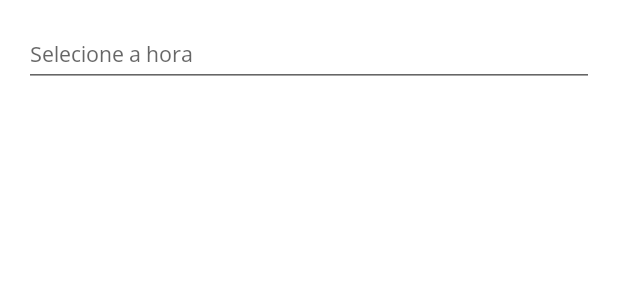
After one commit to martinsgms/relatorio-acessivel, an Android app: the layout fragment_time_picker.xml on its own in the app's theme, with its tools: preview values and no code run, on a phone screen of 412 x 824 dp. The commit adds this screen. Shown: the top 300 px of the screen. Run offline under Robolectric (Android 15) with nearby library versions, the phone set to English and light mode, and no system bars.

Commit message:
adiciona edittext de horário, e programa visibilidade

```diff
--- a/android/RelatorioAcessivel/app/build.gradle
+++ b/android/RelatorioAcessivel/app/build.gradle
@@ -30,6 +30,9 @@ android {
     kotlinOptions {
         jvmTarget = '1.8'
     }
+    buildFeatures {
+        viewBinding true
+    }
 }
 
 dependencies {
@@ -41,6 +44,7 @@ dependencies {
     implementation 'androidx.constraintlayout:constraintlayout:2.0.4'
     implementation 'androidx.navigation:navigation-fragment-ktx:2.3.0'
     implementation 'androidx.navigation:navigation-ui-ktx:2.3.0'
+    implementation 'androidx.legacy:legacy-support-v4:1.0.0'
     testImplementation 'junit:junit:4.+'
     androidTestImplementation 'androidx.test.ext:junit:1.1.3'
     androidTestImplementation 'androidx.test.espresso:espresso-core:3.4.0'
--- /dev/null
+++ b/android/RelatorioAcessivel/app/src/main/res/layout/fragment_time_picker.xml
@@ -0,0 +1,23 @@
+<?xml version="1.0" encoding="utf-8"?>
+<FrameLayout xmlns:android="http://schemas.android.com/apk/res/android"
+    xmlns:tools="http://schemas.android.com/tools"
+    android:layout_width="match_parent"
+    android:layout_height="match_parent"
+    tools:context=".TimePickerFragment"
+    android:id="@+id/tp">
+
+    <!-- TODO: Update blank fragment layout -->
+
+    <EditText
+        android:id="@+id/hora"
+        style="@style/Widget.MaterialComponents.TextInputLayout.OutlinedBox"
+        android:layout_width="match_parent"
+        android:layout_height="wrap_content"
+        android:layout_margin="16dp"
+        android:hint="Selecione a hora"
+        android:clickable="false"
+        android:cursorVisible="false"
+        android:focusable="false"
+        android:focusableInTouchMode="false"/>
+
+</FrameLayout>
--- a/android/RelatorioAcessivel/app/src/main/res/values/strings.xml
+++ b/android/RelatorioAcessivel/app/src/main/res/values/strings.xml
@@ -1,3 +1,5 @@
 <resources>
     <string name="app_name">Relatorio Acessivel</string>
+    <!-- TODO: Remove or change this placeholder text -->
+    <string name="hello_blank_fragment">Hello blank fragment</string>
 </resources>
```
Also changed, not shown: android/RelatorioAcessivel/app/src/main/java/br/com/martinsgms/relatorioacessivel/NovaAtividadeActivity.kt (+26 -0 lines), android/RelatorioAcessivel/app/src/main/java/br/com/martinsgms/relatorioacessivel/TimePickerFragment.kt (added, +82 -0 lines), android/RelatorioAcessivel/app/src/main/res/layout/activity_nova_atividade.xml (+16 -0 lines).
